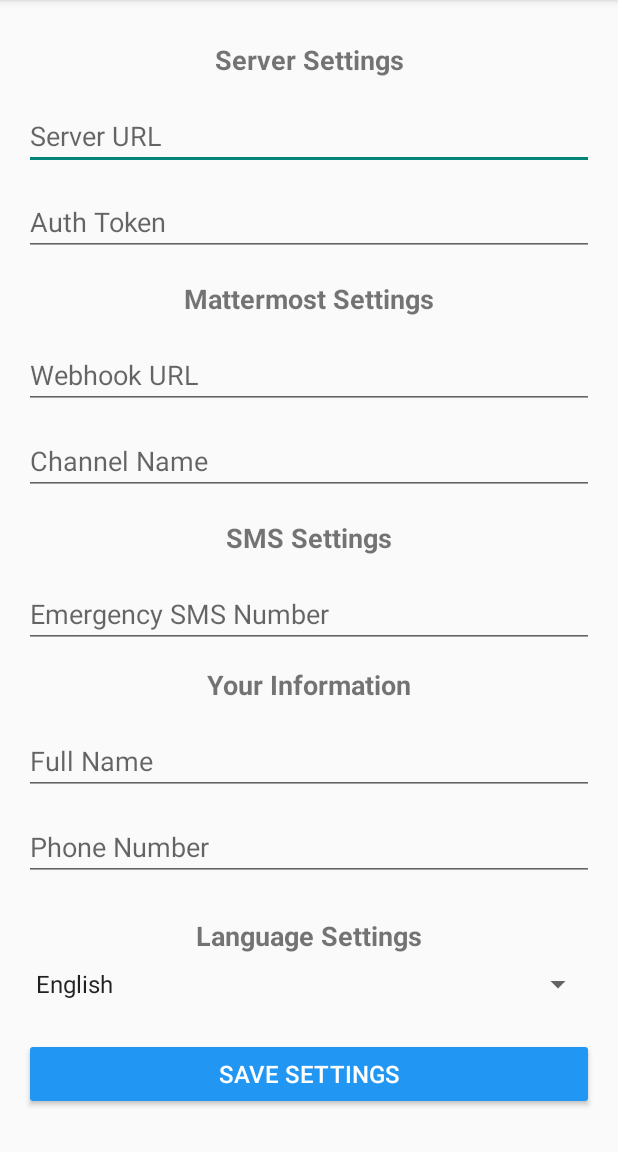
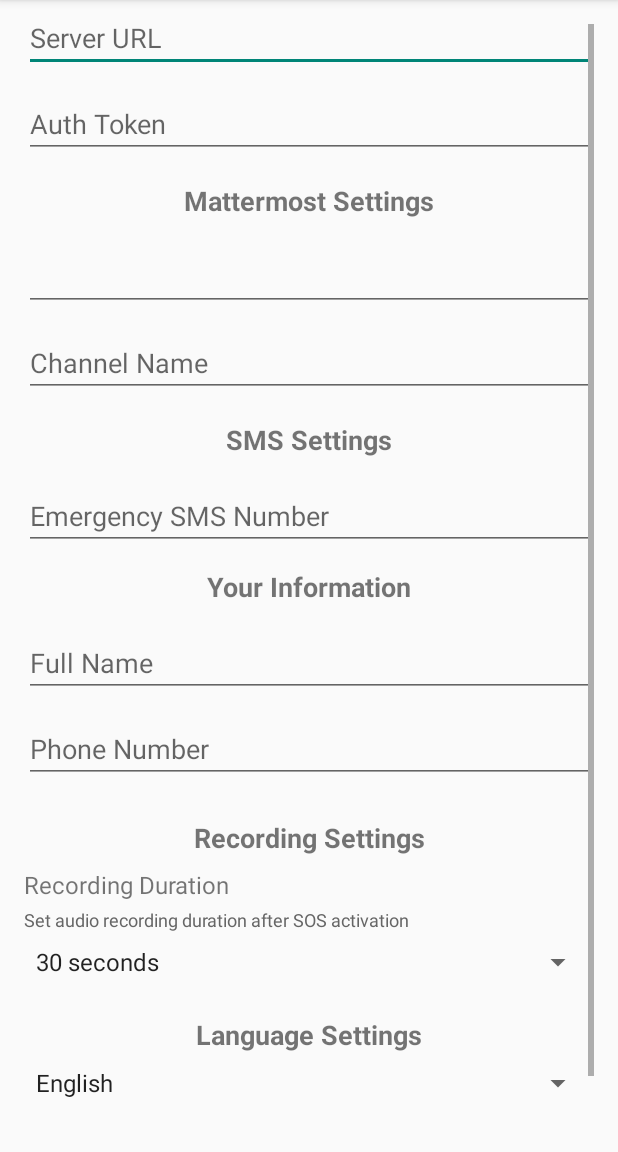
Before and after one commit to fallcorey/SecureApp, an Android app: the SettingsActivity screen opened directly, with no data from a screen before it, on a phone screen of 412 x 824 dp, the part 84-1236 px from its top. Run offline under Robolectric (Android 15) with nearby library versions, the phone set to English and light mode, and no system bars.

Commit message:
Update activity_settings.xml

```diff
--- a/app/src/main/res/layout/activity_settings.xml
+++ b/app/src/main/res/layout/activity_settings.xml
@@ -51,7 +51,7 @@
             android:id="@+id/mattermost_webhook"
             android:layout_width="match_parent"
             android:layout_height="wrap_content"
-            android:hint="@string/webhook_hint"
+            android:hoint="@string/webhook_hint"
             android:inputType="textUri"
             android:layout_marginBottom="12dp" />
 
@@ -105,6 +105,38 @@
             android:inputType="phone"
             android:layout_marginBottom="24dp" />
 
+        <!-- Recording Settings -->
+        <TextView
+            android:layout_width="match_parent"
+            android:layout_height="wrap_content"
+            android:text="@string/recording_settings"
+            android:textSize="18sp"
+            android:textStyle="bold"
+            android:gravity="center"
+            android:layout_marginBottom="8dp" />
+
+        <TextView
+            android:layout_width="match_parent"
+            android:layout_height="wrap_content"
+            android:text="@string/recording_time"
+            android:textSize="16sp"
+            android:layout_marginBottom="4dp" />
+
+        <TextView
+            android:layout_width="match_parent"
+            android:layout_height="wrap_content"
+            android:text="@string/recording_time_summary"
+            android:textSize="12sp"
+            android:textColor="#666666"
+            android:layout_marginBottom="8dp" />
+
+        <Spinner
+            android:id="@+id/recording_time_spinner"
+            android:layout_width="match_parent"
+            android:layout_height="wrap_content"
+            android:entries="@array/recording_time_array"
+            android:layout_marginBottom="24dp" />
+
         <!-- Language Settings -->
         <TextView
             android:layout_width="match_parent"
@@ -119,9 +151,9 @@
             android:id="@+id/language_spinner"
             android:layout_width="match_parent"
             android:layout_height="wrap_content"
-            android:layout_marginBottom="24dp"
             android:entries="@array/languages_array"
-            android:prompt="@string/language_prompt" />
+            android:prompt="@string/language_prompt"
+            android:layout_marginBottom="24dp" />
 
         <Button
             android:id="@+id/save_button"
```
